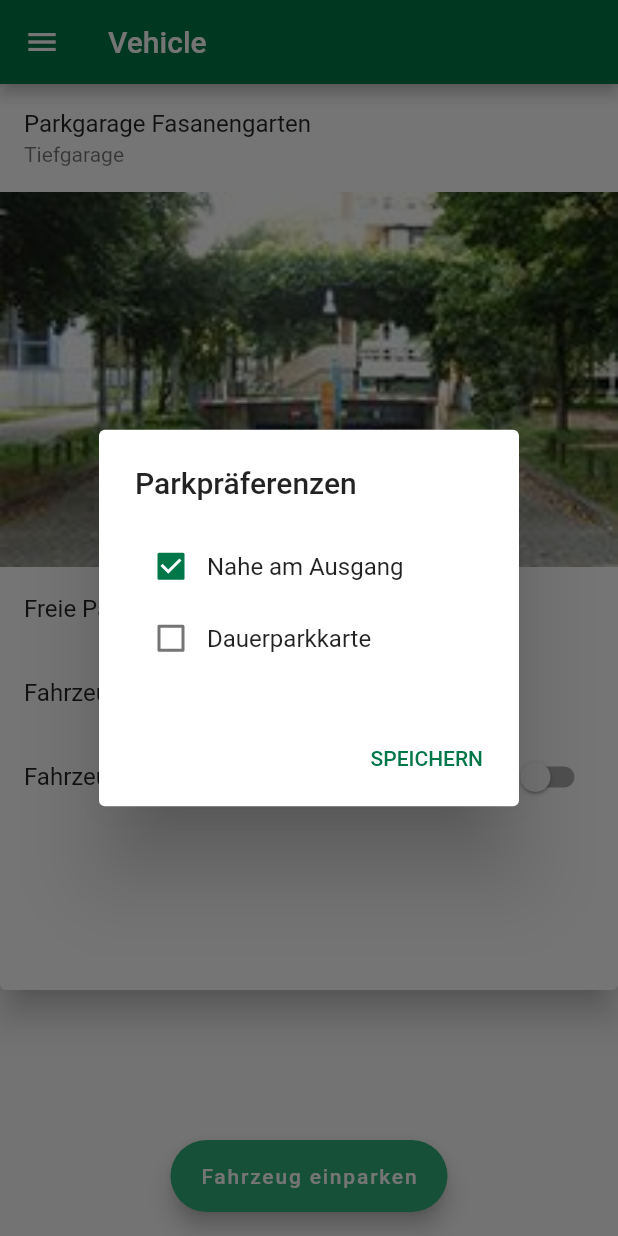
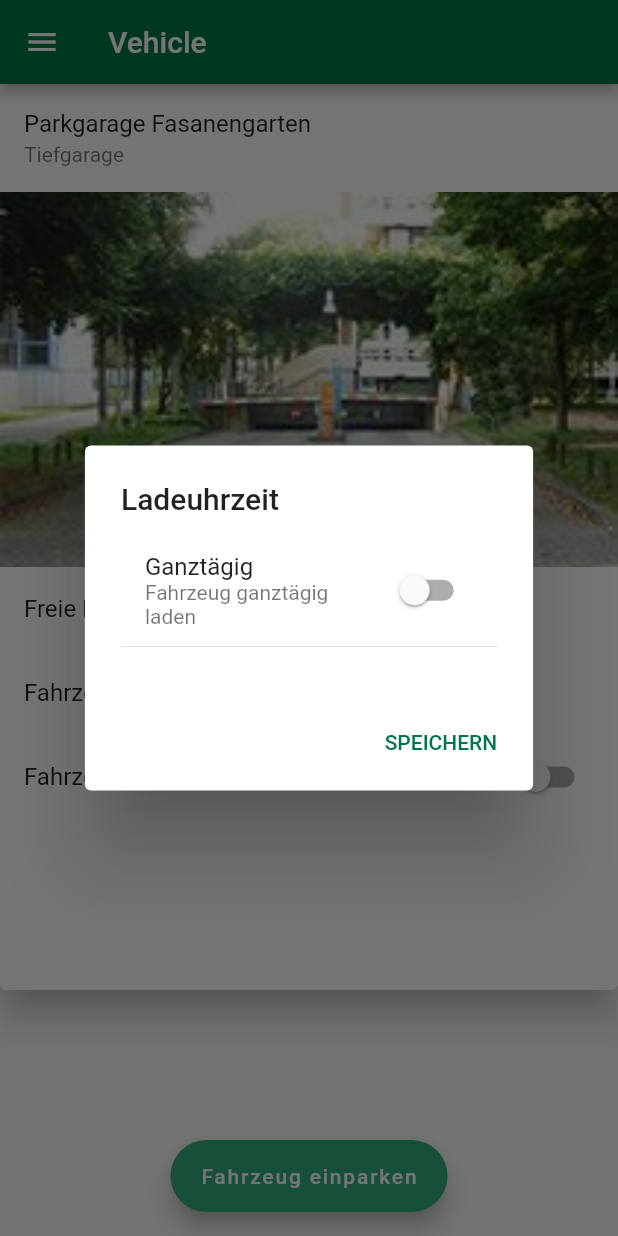
Before and after one commit to fabianleibinger/IntelligentInfrastructureMobileApp, a Flutter app: the screen it shows after launch, after a tap on "Fahrzeug einparken", on a phone screen of 412 x 824 dp. Run offline on Flutter 3.47's test engine with Material 2 defaults, Android fonts, the phone set to English and light mode, and no system bars; our stand-ins replace flutter_bloc, rxdart, shared_preferences, sqflite; missing offline and left inert: wifi; accounts and stored records are empty; generated files the repository leaves out were written again; Roboto replaces fonts that are missing (Avenir).

Commit message:
added first part of charge time dialog

```diff
--- a/app/parkingapp/lib/dialogs/chargetimedialog.dart
+++ b/app/parkingapp/lib/dialogs/chargetimedialog.dart
@@ -1,8 +1,6 @@
-import 'dart:ui';
-import 'package:flutter/cupertino.dart';
 import 'package:flutter/material.dart';
-import 'package:parkingapp/models/global.dart';
 import 'constants.dart';
+import 'package:flutter_gen/gen_l10n/app_localizations.dart';
 
 class ChargeTimeDialog extends StatefulWidget {
   ChargeTimeDialog({Key key}) : super(key: key);
@@ -12,33 +10,46 @@ class ChargeTimeDialog extends StatefulWidget {
 }
 
 class _ChargeTimeDialogState extends State<ChargeTimeDialog> {
+  bool _chargeAllDay;
+
+  //sets the initial values
+  @override
+  void initState() {
+    // TODO: implement initState
+    super.initState();
+    _chargeAllDay = false;
+  }
+
+  //switches current vehicles value and listTile value
+  void _setSwitchListTileValue(bool value) {
+    setState(() {
+      _chargeAllDay = value;
+    });
+  }
+
   @override
   Widget build(BuildContext context) {
-    return Dialog(
-      shape: RoundedRectangleBorder(
-        borderRadius: BorderRadius.circular(Constants.padding),
-      ),
-      elevation: 0,
-      backgroundColor: Colors.transparent,
-      child: contentBox(context),
-    );
+    return Constants.getConfirmationDialog(
+        context,
+        AppLocalizations.of(context).chargeTimeDialogTitle,
+        AppLocalizations.of(context).settingsSaveButton,
+        _getBody(context));
   }
 
-  contentBox(context) {
-    return Stack(
-      children: <Widget>[
-        Container(
-          padding: EdgeInsets.all(20),
-          height: 300,
-          width: double.infinity,
-          decoration: BoxDecoration(
-            borderRadius: BorderRadius.all(Radius.circular(10)),
-          ),
-          child: Column(
-              mainAxisAlignment: MainAxisAlignment.spaceBetween,
-              crossAxisAlignment: CrossAxisAlignment.center,
-              children: <Widget>[]),
-        ),
+  //returns one switch list tile and two clock widgets
+  _getBody(BuildContext context) {
+    return Column(
+      children: [
+        SwitchListTile(
+            title: Text(AppLocalizations.of(context)
+                .chargeTimeDialogSwitchListTileTitle),
+            subtitle: Text(AppLocalizations.of(context)
+                .chargeTimeDialogSwitchListTileSubtitle),
+            value: _chargeAllDay,
+            onChanged: (value) {
+              _setSwitchListTileValue(value);
+            }),
+        Divider(),
       ],
     );
   }
--- a/app/parkingapp/lib/ui/mainpage/mainpage.dart
+++ b/app/parkingapp/lib/ui/mainpage/mainpage.dart
@@ -1,4 +1,5 @@
 import 'package:flutter/material.dart';
+import 'package:parkingapp/dialogs/chargetimedialog.dart';
 import 'package:parkingapp/dialogs/parkdialog.dart';
 import 'package:parkingapp/dialogs/chargingproviderdialog.dart';
 import 'package:parkingapp/dialogs/parkpreferencesdialog.dart';
@@ -64,7 +65,7 @@ class _MainPageState extends State<MainPage> {
             showDialog(
                 context: context,
                 builder: (context) {
-                  return ParkPreferencesDialog();
+                  return ChargeTimeDialog();
                 });
           },
           label: Text(AppLocalizations.of(context).actionButtonPark),
--- a/app/parkingapp/localizations/app_de.arb
+++ b/app/parkingapp/localizations/app_de.arb
@@ -5,7 +5,19 @@
     },
     "chargingProviderDialogTitle": "Ladeanbieter",
     "@chargingProviderDialogTitle": {
-        "description": "title in charging provider dialog"
+        "description": "Title in charging provider dialog"
+    },
+    "chargeTimeDialogTitle": "Ladeuhrzeit",
+    "@chargeTimeDialogTitle": {
+        "description": "Title in charge time dialog"
+    },
+    "chargeTimeDialogSwitchListTileTitle": "Ganztägig",
+    "@chargeTimeDialogSwitchListTileTitle": {
+        "description": "Title of switch list tile in charge time dialog"
+    },
+    "chargeTimeDialogSwitchListTileSubtitle": "Fahrzeug ganztägig laden",
+    "@chargeTimeDialogSwitchListTileSubtitle": {
+        "description": "Subtitle of switch list tile in charge time dialog"
     },
     "drawerHeader": "Parkhaus",
     "@drawerHeader": {
```
